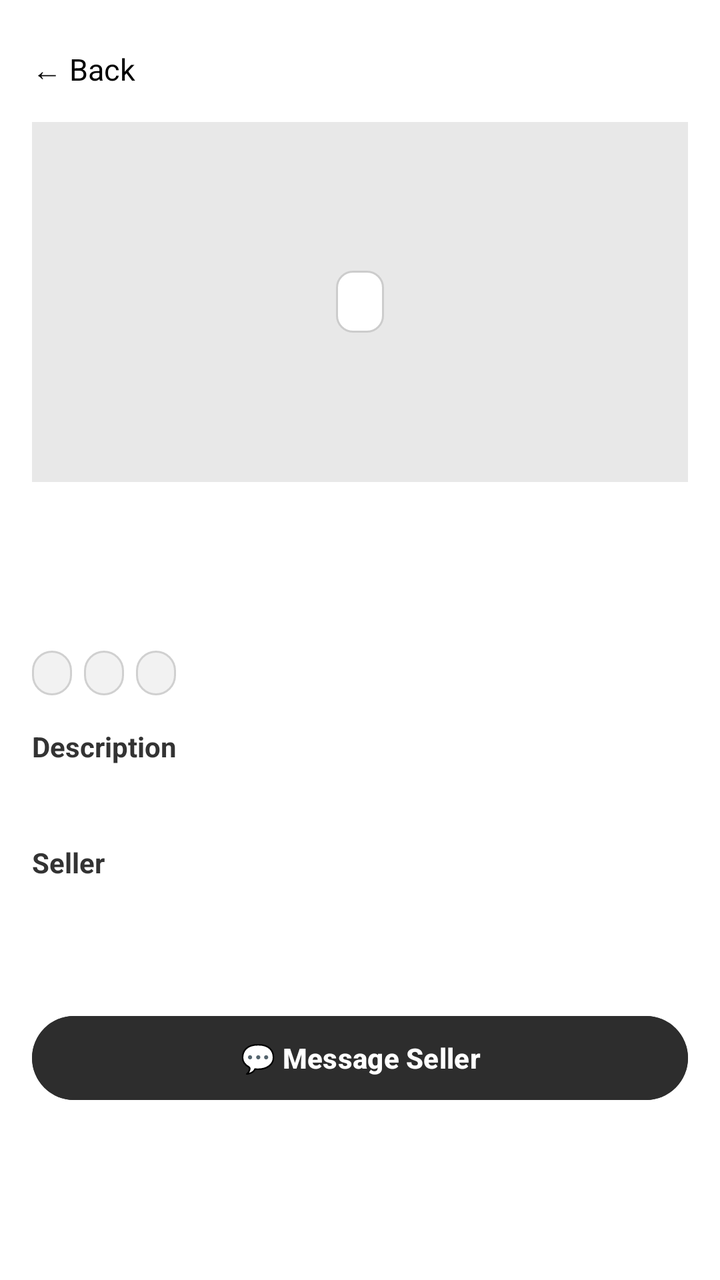
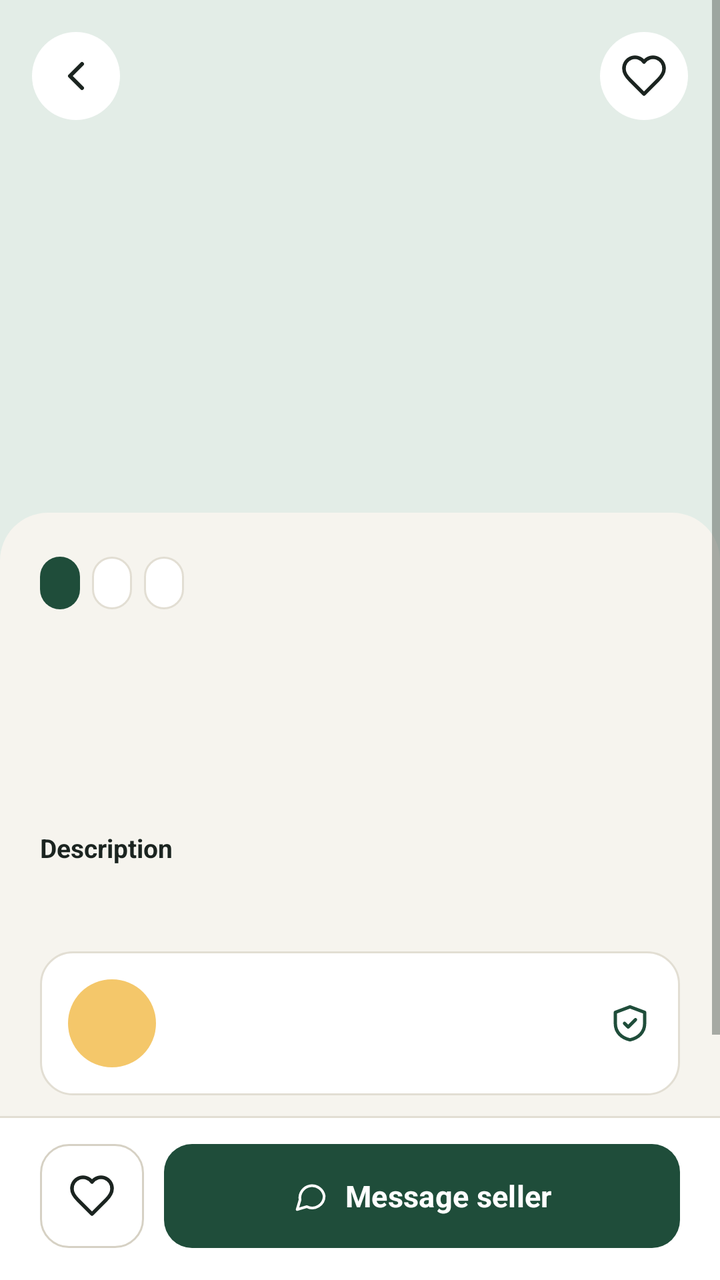

An Android layout rendered at two revisions. The XML below is the earlier revision; the diff shows what the commit changed to produce the second picture.
<!-- AndroidManifest.xml: application theme Theme.CordiCart -->
<!-- res/layout/activity_listing_detail.xml -->
<?xml version="1.0" encoding="utf-8"?>
<ScrollView xmlns:android="http://schemas.android.com/apk/res/android"
    android:layout_width="match_parent"
    android:layout_height="match_parent"
    android:background="#FFFFFF"
    android:fitsSystemWindows="true">

    <LinearLayout
        android:layout_width="match_parent"
        android:layout_height="wrap_content"
        android:orientation="vertical"
        android:padding="16dp">

        <TextView
            android:id="@+id/btnBack"
            android:layout_width="wrap_content"
            android:layout_height="wrap_content"
            android:text="← Back"
            android:textSize="15sp"
            android:textColor="#000000"
            android:paddingVertical="8dp"
            android:paddingEnd="16dp"
            android:layout_marginBottom="8dp"/>

        <FrameLayout
            android:layout_width="match_parent"
            android:layout_height="180dp"
            android:background="#E8E8E8"
            android:layout_marginBottom="16dp">

            <TextView
                android:id="@+id/txtImageLabel"
                android:layout_width="wrap_content"
                android:layout_height="wrap_content"
                android:layout_gravity="center"
                android:textSize="14sp"
                android:textColor="#555555"
                android:textStyle="bold"
                android:background="@drawable/badge_border"
                android:paddingHorizontal="12dp"
                android:paddingVertical="6dp"/>
        </FrameLayout>

        <TextView
            android:id="@+id/txtTitle"
            android:layout_width="match_parent"
            android:layout_height="wrap_content"
            android:textSize="22sp"
            android:textStyle="bold"
            android:textColor="#000000"/>

        <TextView
            android:id="@+id/txtPrice"
            android:layout_width="match_parent"
            android:layout_height="wrap_content"
            android:textSize="20sp"
            android:textStyle="bold"
            android:textColor="#000000"
            android:layout_marginBottom="12dp"/>

        <LinearLayout
            android:layout_width="match_parent"
            android:layout_height="wrap_content"
            android:orientation="horizontal"
            android:layout_marginBottom="16dp">

            <TextView
                android:id="@+id/txtCourseTag"
                android:layout_width="wrap_content"
                android:layout_height="wrap_content"
                android:textSize="12sp"
                android:textColor="#333333"
                android:background="@drawable/badge_pill"
                android:paddingHorizontal="10dp"
                android:paddingVertical="3dp"
                android:layout_marginEnd="6dp"/>

            <TextView
                android:id="@+id/txtConditionTag"
                android:layout_width="wrap_content"
                android:layout_height="wrap_content"
                android:textSize="12sp"
                android:textColor="#666666"
                android:background="@drawable/badge_pill"
                android:paddingHorizontal="10dp"
                android:paddingVertical="3dp"
                android:layout_marginEnd="6dp"/>

            <TextView
                android:id="@+id/txtCategory"
                android:layout_width="wrap_content"
                android:layout_height="wrap_content"
                android:textSize="12sp"
                android:textColor="#666666"
                android:background="@drawable/badge_pill"
                android:paddingHorizontal="10dp"
                android:paddingVertical="3dp"/>
        </LinearLayout>

        <TextView
            android:layout_width="wrap_content"
            android:layout_height="wrap_content"
            android:text="Description"
            android:textStyle="bold"
            android:textColor="#333333"
            android:layout_marginBottom="4dp"/>

        <TextView
            android:id="@+id/txtDescription"
            android:layout_width="match_parent"
            android:layout_height="wrap_content"
            android:textColor="#444444"
            android:layout_marginBottom="16dp"/>

        <TextView
            android:layout_width="wrap_content"
            android:layout_height="wrap_content"
            android:text="Seller"
            android:textStyle="bold"
            android:textColor="#333333"
            android:layout_marginBottom="4dp"/>

        <TextView
            android:id="@+id/txtSeller"
            android:layout_width="match_parent"
            android:layout_height="wrap_content"
            android:textColor="#444444"/>

        <TextView
            android:id="@+id/txtPosted"
            android:layout_width="match_parent"
            android:layout_height="wrap_content"
            android:textSize="12sp"
            android:textColor="#888888"
            android:layout_marginBottom="24dp"/>

        <TextView
            android:id="@+id/txtOwnerNote"
            android:layout_width="match_parent"
            android:layout_height="wrap_content"
            android:gravity="center"
            android:textColor="#666666"
            android:layout_marginBottom="8dp"
            android:visibility="gone"/>

        <Button
            android:id="@+id/btnMessageSeller"
            android:layout_width="match_parent"
            android:layout_height="50dp"
            android:text="💬 Message Seller"
            android:textColor="#FFFFFF"
            android:textStyle="bold"
            android:backgroundTint="#2D2D2D"/>
    </LinearLayout>
</ScrollView>
<!-- resources referenced by this layout -->
<resources>
  <!-- drawable badge_border (drawable) -->
  <?xml version="1.0" encoding="utf-8"?>
  <shape xmlns:android="http://schemas.android.com/apk/res/android" android:shape="rectangle">
      <solid android:color="#FFFFFF" />
      <stroke android:width="1dp" android:color="#CCCCCC" />
      <corners android:radius="8dp" />
  </shape>
  <!-- drawable badge_pill (drawable) -->
  <?xml version="1.0" encoding="utf-8"?>
  <shape xmlns:android="http://schemas.android.com/apk/res/android" android:shape="rectangle">
      <solid android:color="#F2F2F2" />
      <stroke android:width="1dp" android:color="#D0D0D0" />
      <corners android:radius="50dp" />
  </shape>
  <style name="Base.Theme.CordiCart" parent="Theme.Material3.DayNight.NoActionBar">
          
          
      </style>
  <!-- unchanged entries left out for length: 1 -->
</resources>

<!-- the commit's change to res/layout/activity_listing_detail.xml (unified diff, before → after) -->
@@ -1,155 +1,207 @@
 <?xml version="1.0" encoding="utf-8"?>
-<ScrollView xmlns:android="http://schemas.android.com/apk/res/android"
+<LinearLayout xmlns:android="http://schemas.android.com/apk/res/android"
+    xmlns:app="http://schemas.android.com/apk/res-auto"
     android:layout_width="match_parent"
     android:layout_height="match_parent"
-    android:background="#FFFFFF"
-    android:fitsSystemWindows="true">
-
+    android:background="@color/cc_bg"
+    android:fitsSystemWindows="true"
+    android:orientation="vertical">
+
+    <ScrollView
+        android:layout_width="match_parent"
+        android:layout_height="0dp"
+        android:layout_weight="1">
+
+        <LinearLayout
+            android:layout_width="match_parent"
+            android:layout_height="wrap_content"
+            android:orientation="vertical">
+
+            
+            <FrameLayout
+                android:id="@+id/imageArea"
+                android:layout_width="match_parent"
+                android:layout_height="280dp"
+                android:background="@color/cc_pine_tint">
+                <ImageView
+                    android:id="@+id/imgCategory"
+                    android:layout_width="72dp"
+                    android:layout_height="72dp"
+                    android:layout_gravity="center"
+                    android:importantForAccessibility="no" />
+                <ImageButton
+                    android:id="@+id/btnBack"
+                    android:layout_width="44dp"
+                    android:layout_height="44dp"
+                    android:layout_margin="16dp"
+                    android:background="@drawable/bg_circle_white"
+                    android:src="@drawable/ic_back"
+                    app:tint="@color/cc_ink"
+                    android:contentDescription="Back" />
+                <ImageButton
+                    android:id="@+id/btnSaveTop"
+                    android:layout_width="44dp"
+                    android:layout_height="44dp"
+                    android:layout_gravity="end"
+                    android:layout_margin="16dp"
+                    android:background="@drawable/bg_circle_white"
+                    android:src="@drawable/ic_heart"
+                    app:tint="@color/cc_ink"
+                    android:contentDescription="Save listing" />
+            </FrameLayout>
+
+            <LinearLayout
+                android:layout_width="match_parent"
+                android:layout_height="wrap_content"
+                android:layout_marginTop="-24dp"
+                android:background="@drawable/bg_sheet_top"
+                android:orientation="vertical"
+                android:paddingStart="20dp"
+                android:paddingEnd="20dp"
+                android:paddingTop="22dp"
+                android:paddingBottom="24dp">
+
+                <LinearLayout
+                    android:layout_width="match_parent"
+                    android:layout_height="wrap_content"
+                    android:orientation="horizontal">
+                    <TextView
+                        android:id="@+id/txtCourseTag"
+                        android:layout_width="wrap_content"
+                        android:layout_height="wrap_content"
+                        android:background="@drawable/bg_tag_pine"
+                        android:paddingStart="10dp" android:paddingEnd="10dp" android:paddingTop="5dp" android:paddingBottom="5dp"
+                        android:textColor="@color/white" android:textSize="12sp" android:textStyle="bold" />
+                    <TextView
+                        android:id="@+id/txtConditionTag"
+                        android:layout_width="wrap_content"
+                        android:layout_height="wrap_content"
+                        android:layout_marginStart="6dp"
+                        android:background="@drawable/bg_tag_outline"
+                        android:paddingStart="10dp" android:paddingEnd="10dp" android:paddingTop="5dp" android:paddingBottom="5dp"
+                        android:textColor="@color/cc_ink" android:textSize="12sp" android:textStyle="bold" />
+                    <TextView
+                        android:id="@+id/txtCategory"
+                        android:layout_width="wrap_content"
+                        android:layout_height="wrap_content"
+                        android:layout_marginStart="6dp"
+                        android:background="@drawable/bg_tag_outline"
+                        android:ellipsize="end"
+                        android:maxLines="1"
+                        android:paddingStart="10dp" android:paddingEnd="10dp" android:paddingTop="5dp" android:paddingBottom="5dp"
+                        android:textColor="@color/cc_ink" android:textSize="12sp" android:textStyle="bold" />
+                </LinearLayout>
+
+                <TextView
+                    android:id="@+id/txtTitle"
+                    style="@style/CC.Heading"
+                    android:layout_width="match_parent"
+                    android:layout_height="wrap_content"
+                    android:layout_marginTop="18dp"
+                    android:textSize="26sp" />
+
+                <TextView
+                    android:id="@+id/txtPrice"
+                    style="@style/CC.Heading.Price"
+                    android:layout_width="match_parent"
+                    android:layout_height="wrap_content"
+                    android:layout_marginTop="2dp"
+                    android:textSize="28sp" />
+
+                <TextView style="@style/CC.Label" android:layout_width="wrap_content" android:layout_height="wrap_content" android:layout_marginTop="18dp" android:text="@string/description" />
+                <TextView
+                    android:id="@+id/txtDescription"
+                    android:layout_width="match_parent"
+                    android:layout_height="wrap_content"
+                    android:lineSpacingMultiplier="1.25"
+                    android:textColor="#3D4540"
+                    android:textSize="14sp" />
+
+                
+                <LinearLayout
+                    android:layout_width="match_parent"
+                    android:layout_height="wrap_content"
+                    android:layout_marginTop="18dp"
+                    android:background="@drawable/bg_card"
+                    android:gravity="center_vertical"
+                    android:orientation="horizontal"
+                    android:padding="14dp">
+                    <TextView
+                        android:id="@+id/txtSellerAvatar"
+                        android:layout_width="44dp"
+                        android:layout_height="44dp"
+                        android:background="@drawable/bg_circle_amber"
+                        android:gravity="center"
+                        android:textColor="@color/cc_ink"
+                        android:textSize="15sp"
+                        android:textStyle="bold" />
+                    <LinearLayout
+                        android:layout_width="0dp"
+                        android:layout_height="wrap_content"
+                        android:layout_weight="1"
+                        android:layout_marginStart="12dp"
+                        android:orientation="vertical">
+                        <TextView android:id="@+id/txtSeller" android:layout_width="wrap_content" android:layout_height="wrap_content" android:textColor="@color/cc_ink" android:textSize="14sp" android:textStyle="bold" />
+                        <TextView android:id="@+id/txtSellerDept" style="@style/CC.Caption" android:layout_width="wrap_content" android:layout_height="wrap_content" />
+                    </LinearLayout>
+                    <ImageView
+                        android:layout_width="22dp"
+                        android:layout_height="22dp"
+                        android:src="@drawable/ic_shield_check"
+                        app:tint="@color/cc_pine"
+                        android:contentDescription="@string/verified_student" />
+                </LinearLayout>
+
+                <TextView
+                    android:id="@+id/txtPosted"
+                    style="@style/CC.Caption"
+                    android:layout_width="wrap_content"
+                    android:layout_height="wrap_content"
+                    android:layout_marginTop="14dp" />
+            </LinearLayout>
+        </LinearLayout>
+    </ScrollView>
+
+    
     <LinearLayout
         android:layout_width="match_parent"
         android:layout_height="wrap_content"
-        android:orientation="vertical"
-        android:padding="16dp">
-
-        <TextView
-            android:id="@+id/btnBack"
-            android:layout_width="wrap_content"
-            android:layout_height="wrap_content"
-            android:text="← Back"
-            android:textSize="15sp"
-            android:textColor="#000000"
-            android:paddingVertical="8dp"
-            android:paddingEnd="16dp"
-            android:layout_marginBottom="8dp"/>
-
-        <FrameLayout
-            android:layout_width="match_parent"
-            android:layout_height="180dp"
-            android:background="#E8E8E8"
-            android:layout_marginBottom="16dp">
-
-            <TextView
-                android:id="@+id/txtImageLabel"
-                android:layout_width="wrap_content"
-                android:layout_height="wrap_content"
-                android:layout_gravity="center"
-                android:textSize="14sp"
-                android:textColor="#555555"
-                android:textStyle="bold"
-                android:background="@drawable/badge_border"
-                android:paddingHorizontal="12dp"
-                android:paddingVertical="6dp"/>
-        </FrameLayout>
-
-        <TextView
-            android:id="@+id/txtTitle"
-            android:layout_width="match_parent"
-            android:layout_height="wrap_content"
-            android:textSize="22sp"
-            android:textStyle="bold"
-            android:textColor="#000000"/>
-
-        <TextView
-            android:id="@+id/txtPrice"
-            android:layout_width="match_parent"
-            android:layout_height="wrap_content"
-            android:textSize="20sp"
-            android:textStyle="bold"
-            android:textColor="#000000"
-            android:layout_marginBottom="12dp"/>
-
-        <LinearLayout
-            android:layout_width="match_parent"
-            android:layout_height="wrap_content"
-            android:orientation="horizontal"
-            android:layout_marginBottom="16dp">
-
-            <TextView
-                android:id="@+id/txtCourseTag"
-                android:layout_width="wrap_content"
-                android:layout_height="wrap_content"
-                android:textSize="12sp"
-                android:textColor="#333333"
-                android:background="@drawable/badge_pill"
-                android:paddingHorizontal="10dp"
-                android:paddingVertical="3dp"
-                android:layout_marginEnd="6dp"/>
-
-            <TextView
-                android:id="@+id/txtConditionTag"
-                android:layout_width="wrap_content"
-                android:layout_height="wrap_content"
-                android:textSize="12sp"
-                android:textColor="#666666"
-                android:background="@drawable/badge_pill"
-                android:paddingHorizontal="10dp"
-                android:paddingVertical="3dp"
-                android:layout_marginEnd="6dp"/>
-
-            <TextView
-                android:id="@+id/txtCategory"
-                android:layout_width="wrap_content"
-                android:layout_height="wrap_content"
-                android:textSize="12sp"
-                android:textColor="#666666"
-                android:background="@drawable/badge_pill"
-                android:paddingHorizontal="10dp"
-                android:paddingVertical="3dp"/>
-        </LinearLayout>
-
-        <TextView
-            android:layout_width="wrap_content"
-            android:layout_height="wrap_content"
-            android:text="Description"
-            android:textStyle="bold"
-            android:textColor="#333333"
-            android:layout_marginBottom="4dp"/>
-
-        <TextView
-            android:id="@+id/txtDescription"
-            android:layout_width="match_parent"
-            android:layout_height="wrap_content"
-            android:textColor="#444444"
-            android:layout_marginBottom="16dp"/>
-
-        <TextView
-            android:layout_width="wrap_content"
-            android:layout_height="wrap_content"
-            android:text="Seller"
-            android:textStyle="bold"
-            android:textColor="#333333"
-            android:layout_marginBottom="4dp"/>
-
-        <TextView
-            android:id="@+id/txtSeller"
-            android:layout_width="match_parent"
-            android:layout_height="wrap_content"
-            android:textColor="#444444"/>
-
-        <TextView
-            android:id="@+id/txtPosted"
-            android:layout_width="match_parent"
-            android:layout_height="wrap_content"
-            android:textSize="12sp"
-            android:textColor="#888888"
-            android:layout_marginBottom="24dp"/>
+        android:background="@drawable/bg_top_line"
+        android:gravity="center_vertical"
+        android:orientation="horizontal"
+        android:paddingStart="20dp"
+        android:paddingEnd="20dp"
+        android:paddingTop="14dp"
+        android:paddingBottom="16dp">
+
+        <ImageButton
+            android:id="@+id/btnSave"
+            android:layout_width="52dp"
+            android:layout_height="52dp"
+            android:layout_marginEnd="10dp"
+            android:background="@drawable/bg_square_outline"
+            android:src="@drawable/ic_heart"
+            app:tint="@color/cc_ink"
+            android:contentDescription="Save listing" />
+
+        <Button
+            android:id="@+id/btnMessageSeller"
+            style="@style/CC.Button"
+            android:layout_width="0dp"
+            android:layout_weight="1"
+            android:text="@string/message_seller"
+            app:icon="@drawable/ic_chat" />
 
         <TextView
             android:id="@+id/txtOwnerNote"
-            android:layout_width="match_parent"
-            android:layout_height="wrap_content"
+            android:layout_width="0dp"
+            android:layout_height="52dp"
+            android:layout_weight="1"
+            android:background="@drawable/bg_message_info"
             android:gravity="center"
-            android:textColor="#666666"
-            android:layout_marginBottom="8dp"
-            android:visibility="gone"/>
-
-        <Button
-            android:id="@+id/btnMessageSeller"
-            android:layout_width="match_parent"
-            android:layout_height="50dp"
-            android:text="💬 Message Seller"
-            android:textColor="#FFFFFF"
+            android:textColor="@color/cc_pine"
+            android:textSize="14sp"
             android:textStyle="bold"
-            android:backgroundTint="#2D2D2D"/>
+            android:visibility="gone" />
     </LinearLayout>
-</ScrollView>
+</LinearLayout>
<!-- resource entries referenced after the edit -->
@@ -1,23 +1,194 @@
 <!-- resources referenced by this layout -->
 <resources>
-  <!-- drawable badge_border (drawable) -->
+  <color name="cc_bg">#F6F4EE</color>
+  <color name="cc_ink">#1B2420</color>
+  <color name="cc_pine">#1F4D3A</color>
+  <color name="cc_pine_tint">#E3EDE7</color>
+  <color name="white">#FFFFFFFF</color>
+  <!-- drawable bg_card (drawable) -->
   <?xml version="1.0" encoding="utf-8"?>
   <shape xmlns:android="http://schemas.android.com/apk/res/android" android:shape="rectangle">
-      <solid android:color="#FFFFFF" />
-      <stroke android:width="1dp" android:color="#CCCCCC" />
-      <corners android:radius="8dp" />
+      <solid android:color="@color/cc_card" />
+      <stroke android:width="1dp" android:color="@color/cc_line" />
+      <corners android:radius="16dp" />
   </shape>
-  <!-- drawable badge_pill (drawable) -->
+  <!-- drawable bg_circle_amber (drawable) -->
+  <?xml version="1.0" encoding="utf-8"?>
+  <shape xmlns:android="http://schemas.android.com/apk/res/android" android:shape="oval">
+      <solid android:color="@color/cc_amber" />
+  </shape>
+  <!-- drawable bg_circle_white (drawable) -->
+  <?xml version="1.0" encoding="utf-8"?>
+  <shape xmlns:android="http://schemas.android.com/apk/res/android" android:shape="oval">
+      <solid android:color="@color/cc_card" />
+  </shape>
+  <!-- drawable bg_message_info (drawable) -->
   <?xml version="1.0" encoding="utf-8"?>
   <shape xmlns:android="http://schemas.android.com/apk/res/android" android:shape="rectangle">
-      <solid android:color="#F2F2F2" />
-      <stroke android:width="1dp" android:color="#D0D0D0" />
-      <corners android:radius="50dp" />
+      <solid android:color="@color/cc_pine_tint" />
+      <corners android:radius="12dp" />
   </shape>
-  <style name="Base.Theme.CordiCart" parent="Theme.Material3.DayNight.NoActionBar">
+  <!-- drawable bg_sheet_top (drawable) -->
+  <?xml version="1.0" encoding="utf-8"?>
+  <shape xmlns:android="http://schemas.android.com/apk/res/android" android:shape="rectangle">
+      <solid android:color="@color/cc_bg" />
+      <corners android:topLeftRadius="24dp" android:topRightRadius="24dp" />
+  </shape>
+  <!-- drawable bg_square_outline (drawable) -->
+  <?xml version="1.0" encoding="utf-8"?>
+  <shape xmlns:android="http://schemas.android.com/apk/res/android" android:shape="rectangle">
+      <solid android:color="@color/cc_card" />
+      <stroke android:width="1dp" android:color="@color/cc_input_line" />
+      <corners android:radius="14dp" />
+  </shape>
+  <!-- drawable bg_tag_outline (drawable) -->
+  <?xml version="1.0" encoding="utf-8"?>
+  <shape xmlns:android="http://schemas.android.com/apk/res/android" android:shape="rectangle">
+      <solid android:color="@color/cc_card" />
+      <stroke android:width="1dp" android:color="@color/cc_line" />
+      <corners android:radius="12dp" />
+  </shape>
+  <!-- drawable bg_tag_pine (drawable) -->
+  <?xml version="1.0" encoding="utf-8"?>
+  <shape xmlns:android="http://schemas.android.com/apk/res/android" android:shape="rectangle">
+      <solid android:color="@color/cc_pine" />
+      <corners android:radius="12dp" />
+  </shape>
+  <!-- drawable bg_top_line (drawable) -->
+  <?xml version="1.0" encoding="utf-8"?>
+  <layer-list xmlns:android="http://schemas.android.com/apk/res/android">
+      <item><shape android:shape="rectangle"><solid android:color="@color/cc_line" /></shape></item>
+      <item android:top="1dp"><shape android:shape="rectangle"><solid android:color="@color/cc_card" /></shape></item>
+  </layer-list>
+  <!-- drawable ic_back (drawable) -->
+  <?xml version="1.0" encoding="utf-8"?>
+  <vector xmlns:android="http://schemas.android.com/apk/res/android"
+      android:width="24dp"
+      android:height="24dp"
+      android:viewportWidth="24"
+      android:viewportHeight="24">
+      <path
+          android:pathData="M15,18L9,12l6,-6"
+          android:fillColor="#00000000"
+          android:strokeColor="#FF000000"
+          android:strokeWidth="2"
+          android:strokeLineCap="round"
+          android:strokeLineJoin="round" />
+  </vector>
+  <!-- drawable ic_chat (drawable) -->
+  <?xml version="1.0" encoding="utf-8"?>
+  <vector xmlns:android="http://schemas.android.com/apk/res/android"
+      android:width="24dp"
+      android:height="24dp"
+      android:viewportWidth="24"
+      android:viewportHeight="24">
+      <path
+          android:pathData="M21,12a8,8 0 0,1 -11.6,7.1L3,21l1.9,-6.4A8,8 0 1,1 21,12z"
+          android:fillColor="#00000000"
+          android:strokeColor="#FF000000"
+          android:strokeWidth="1.8"
+          android:strokeLineCap="round"
+          android:strokeLineJoin="round" />
+  </vector>
+  <!-- drawable ic_heart (drawable) -->
+  <?xml version="1.0" encoding="utf-8"?>
+  <vector xmlns:android="http://schemas.android.com/apk/res/android"
+      android:width="24dp"
+      android:height="24dp"
+      android:viewportWidth="24"
+      android:viewportHeight="24">
+      <path
+          android:pathData="M19,14c1.5,-1.5 3,-3.2 3,-5.5A5.5,5.5 0 0,0 12,5a5.5,5.5 0 0,0 -10,3.5c0,2.3 1.5,4 3,5.5l7,7z"
+          android:fillColor="#00000000"
+          android:strokeColor="#FF000000"
+          android:strokeWidth="1.8"
+          android:strokeLineCap="round"
+          android:strokeLineJoin="round" />
+  </vector>
+  <!-- drawable ic_shield_check (drawable) -->
+  <?xml version="1.0" encoding="utf-8"?>
+  <vector xmlns:android="http://schemas.android.com/apk/res/android"
+      android:width="24dp"
+      android:height="24dp"
+      android:viewportWidth="24"
+      android:viewportHeight="24">
+      <path
+          android:pathData="M12,3L4,6v6c0,5 3.5,8 8,9 4.5,-1 8,-4 8,-9V6z"
+          android:fillColor="#00000000"
+          android:strokeColor="#FF000000"
+          android:strokeWidth="1.8"
+          android:strokeLineCap="round"
+          android:strokeLineJoin="round" />
+      <path
+          android:pathData="M9,12l2,2 4,-4"
+          android:fillColor="#00000000"
+          android:strokeColor="#FF000000"
+          android:strokeWidth="1.8"
+          android:strokeLineCap="round"
+          android:strokeLineJoin="round" />
+  </vector>
+  <string name="description">Description</string>
+  <string name="message_seller">Message seller</string>
+  <string name="verified_student">Verified UC student</string>
+  <style name="CC.Button" parent="Widget.Material3.Button">
+          <item name="android:layout_height">52dp</item>
+          <item name="android:insetTop">0dp</item>
+          <item name="android:insetBottom">0dp</item>
+          <item name="cornerRadius">14dp</item>
+          <item name="android:textSize">15sp</item>
+          <item name="android:textStyle">bold</item>
+          <item name="android:textAllCaps">false</item>
+          <item name="backgroundTint">@color/cc_pine</item>
+          <item name="android:textColor">@color/white</item>
+          <item name="iconTint">@color/white</item>
+          <item name="iconGravity">textStart</item>
+      </style>
+  <style name="CC.Caption" parent="">
+          <item name="android:textSize">12sp</item>
+          <item name="android:textColor">@color/cc_muted</item>
+      </style>
+  <style name="CC.Heading" parent="">
+          <item name="android:fontFamily">sans-serif</item>
+          <item name="android:textStyle">bold</item>
+          <item name="android:textColor">@color/cc_ink</item>
+      </style>
+  <style name="CC.Heading.Price">
+          <item name="android:textSize">17sp</item>
+          <item name="android:textColor">@color/cc_pine</item>
+      </style>
+  <style name="CC.Label" parent="">
+          <item name="android:textSize">13sp</item>
+          <item name="android:textStyle">bold</item>
+          <item name="android:textColor">@color/cc_ink</item>
+          <item name="android:layout_marginBottom">6dp</item>
+      </style>
+  <color name="cc_card">#FFFFFF</color>
+  <color name="cc_line">#E2DED3</color>
+  <color name="cc_amber">#F4C76A</color>
+  <color name="cc_input_line">#D6D1C4</color>
+  <color name="cc_muted">#5E6660</color>
+  <style name="Base.Theme.CordiCart" parent="Theme.Material3.Light.NoActionBar">
+          <item name="colorPrimary">@color/cc_pine</item>
+          <item name="colorOnPrimary">@color/white</item>
+          <item name="colorPrimaryContainer">@color/cc_pine_tint</item>
+          <item name="colorOnPrimaryContainer">@color/cc_pine</item>
+          <item name="colorSecondary">@color/cc_amber</item>
+          <item name="colorOnSecondary">@color/cc_ink</item>
+          <item name="colorSurface">@color/cc_card</item>
+          <item name="colorOnSurface">@color/cc_ink</item>
+          <item name="colorOutline">@color/cc_input_line</item>
+          <item name="android:colorBackground">@color/cc_bg</item>
+          <item name="android:windowBackground">@color/cc_bg</item>
+          <item name="android:textColorPrimary">@color/cc_ink</item>
+          <item name="android:textColorSecondary">@color/cc_muted</item>
+          <item name="android:textColorHint">@color/cc_hint</item>
+          <item name="android:windowLightStatusBar">true</item>
+          <item name="android:windowLightNavigationBar" tools:targetApi="27">true</item>
           
-          
+          <item name="android:fontFamily">sans-serif</item>
+          <item name="fontFamily">sans-serif</item>
       </style>
+  <color name="cc_hint">#6B716C</color>
   <!-- unchanged entries left out for length: 1 -->
 </resources>
 
